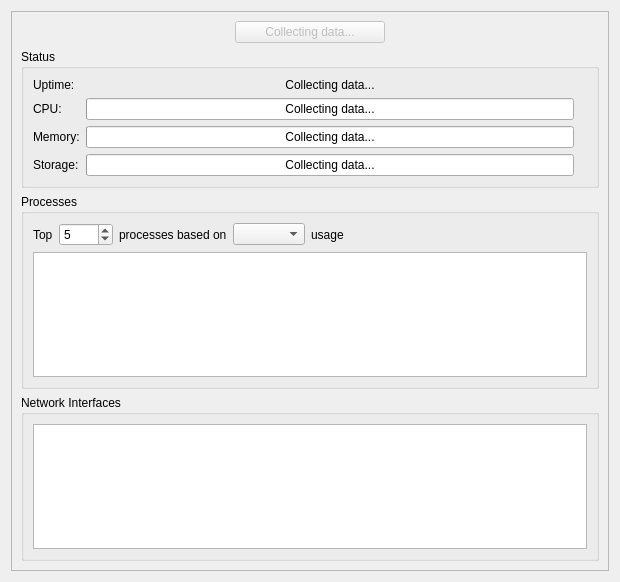
This is src/brickv/plugin_system/plugins/red/ui/red_tab_overview.ui in Tinkerforge/brickv as Qt 5 draws it before an edit. The edited form follows.
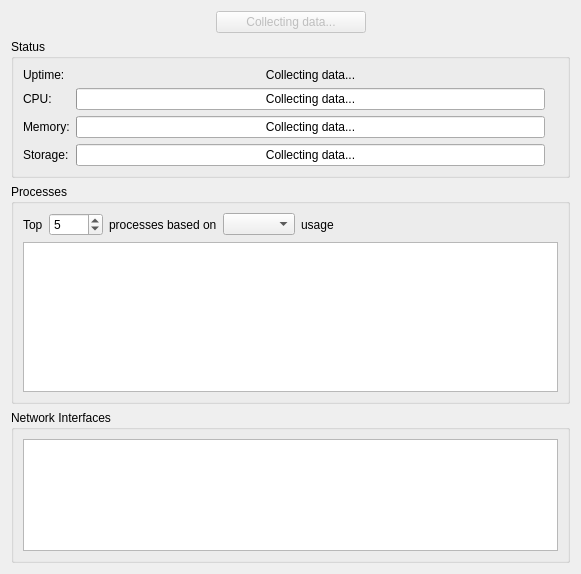
This is the edited form.

Commit message: red-brick: Remove useless frame from overview tab

Patch:
```diff
--- a/src/brickv/plugin_system/plugins/red/ui/red_tab_overview.ui
+++ b/src/brickv/plugin_system/plugins/red/ui/red_tab_overview.ui
@@ -6,8 +6,8 @@
    <rect>
     <x>0</x>
     <y>0</y>
-    <width>620</width>
-    <height>582</height>
+    <width>581</width>
+    <height>574</height>
    </rect>
   </property>
   <property name="windowTitle">
@@ -15,181 +15,8 @@
   </property>
   <layout class="QVBoxLayout" name="verticalLayout_2">
    <item>
-    <widget class="QFrame" name="frame_overview">
-     <property name="frameShape">
-      <enum>QFrame::StyledPanel</enum>
-     </property>
-     <property name="frameShadow">
-      <enum>QFrame::Raised</enum>
-     </property>
-     <layout class="QVBoxLayout" name="verticalLayout_5">
-      <item>
-       <layout class="QHBoxLayout" name="horizontalLayout">
-        <item>
-         <spacer name="horizontalSpacer_3">
-          <property name="orientation">
-           <enum>Qt::Horizontal</enum>
-          </property>
-          <property name="sizeHint" stdset="0">
-           <size>
-            <width>40</width>
-            <height>20</height>
-           </size>
-          </property>
-         </spacer>
-        </item>
-        <item>
-         <widget class="QPushButton" name="button_refresh">
-          <property name="enabled">
-           <bool>false</bool>
-          </property>
-          <property name="minimumSize">
-           <size>
-            <width>150</width>
-            <height>0</height>
-           </size>
-          </property>
-          <property name="text">
-           <string>Collecting data...</string>
-          </property>
-          <property name="checkable">
-           <bool>false</bool>
-          </property>
-          <property name="checked">
-           <bool>false</bool>
-          </property>
-          <property name="flat">
-           <bool>false</bool>
-          </property>
-         </widget>
-        </item>
-        <item>
-         <spacer name="horizontalSpacer_2">
-          <property name="orientation">
-           <enum>Qt::Horizontal</enum>
-          </property>
-          <property name="sizeHint" stdset="0">
-           <size>
-            <width>40</width>
-            <height>20</height>
-           </size>
-          </property>
-         </spacer>
-        </item>
-       </layout>
-      </item>
-      <item>
-       <widget class="QGroupBox" name="gbox_status">
-        <property name="title">
-         <string>Status</string>
-        </property>
-        <layout class="QVBoxLayout" name="verticalLayout_3">
-         <item>
-          <layout class="QGridLayout" name="gridLayout">
-           <item row="3" column="1">
-            <widget class="QProgressBar" name="pbar_storage">
-             <property name="value">
-              <number>0</number>
-             </property>
-             <property name="alignment">
-              <set>Qt::AlignCenter</set>
-             </property>
-             <property name="format">
-              <string>Collecting data...</string>
-             </property>
-            </widget>
-           </item>
-           <item row="0" column="1">
-            <widget class="QLabel" name="label_uptime_value">
-             <property name="text">
-              <string>Collecting data...</string>
-             </property>
-             <property name="alignment">
-              <set>Qt::AlignCenter</set>
-             </property>
-            </widget>
-           </item>
-           <item row="3" column="0">
-            <widget class="QLabel" name="label_storage">
-             <property name="text">
-              <string>Storage:</string>
-             </property>
-            </widget>
-           </item>
-           <item row="0" column="0">
-            <widget class="QLabel" name="label_uptime">
-             <property name="text">
-              <string>Uptime:</string>
-             </property>
-            </widget>
-           </item>
-           <item row="2" column="1">
-            <widget class="QProgressBar" name="pbar_memory">
-             <property name="value">
-              <number>0</number>
-             </property>
-             <property name="alignment">
-              <set>Qt::AlignCenter</set>
-             </property>
-             <property name="format">
-              <string>Collecting data...</string>
-             </property>
-            </widget>
-           </item>
-           <item row="1" column="0">
-            <widget class="QLabel" name="label_cpu">
-             <property name="text">
-              <string>CPU:</string>
-             </property>
-            </widget>
-           </item>
-           <item row="1" column="1">
-            <widget class="QProgressBar" name="pbar_cpu">
-             <property name="value">
-              <number>0</number>
-             </property>
-             <property name="alignment">
-              <set>Qt::AlignCenter</set>
-             </property>
-             <property name="format">
-              <string>Collecting data...</string>
-             </property>
-            </widget>
-           </item>
+    <layout class="QGridLayout" name="gridLayout_2">
            <item row="2" column="0">
-            <widget class="QLabel" name="label_memory">
-             <property name="text">
-              <string>Memory:</string>
-             </property>
-            </widget>
-           </item>
-           <item row="1" column="2">
-            <widget class="QLabel" name="label_pbar_cpu">
-             <property name="text">
-              <string>&lt;cpu&gt;</string>
-             </property>
-            </widget>
-           </item>
-           <item row="2" column="2">
-            <widget class="QLabel" name="label_pbar_memory">
-             <property name="text">
-              <string>&lt;memory&gt;</string>
-             </property>
-            </widget>
-           </item>
-           <item row="3" column="2">
-            <widget class="QLabel" name="label_pbar_storage">
-             <property name="text">
-              <string>&lt;storage&gt;</string>
-             </property>
-            </widget>
-           </item>
-          </layout>
-         </item>
-        </layout>
-       </widget>
-      </item>
-      <item>
        <widget class="QGroupBox" name="gbox_process">
         <property name="title">
          <string>Processes</string>
@@ -255,12 +82,18 @@
              <property name="minimumSize">
               <size>
                <width>0</width>
-               <height>120</height>
+              <height>150</height>
               </size>
              </property>
              <property name="editTriggers">
               <set>QAbstractItemView::NoEditTriggers</set>
              </property>
+            <property name="alternatingRowColors">
+             <bool>true</bool>
+            </property>
+            <property name="selectionMode">
+             <enum>QAbstractItemView::NoSelection</enum>
+            </property>
              <property name="rootIsDecorated">
               <bool>false</bool>
              </property>
@@ -274,7 +107,7 @@
         </layout>
        </widget>
       </item>
-      <item>
+     <item row="3" column="0">
        <widget class="QGroupBox" name="gbox_network">
         <property name="title">
          <string>Network Interfaces</string>
@@ -287,12 +120,18 @@
              <property name="minimumSize">
               <size>
                <width>0</width>
-               <height>120</height>
+              <height>100</height>
               </size>
              </property>
              <property name="editTriggers">
               <set>QAbstractItemView::NoEditTriggers</set>
              </property>
+            <property name="alternatingRowColors">
+             <bool>true</bool>
+            </property>
+            <property name="selectionMode">
+             <enum>QAbstractItemView::NoSelection</enum>
+            </property>
              <property name="rootIsDecorated">
               <bool>false</bool>
              </property>
@@ -306,10 +145,175 @@
         </layout>
        </widget>
       </item>
-     </layout>
-    </widget>
-   </item>
-  </layout>
+     <item row="1" column="0">
+      <widget class="QGroupBox" name="gbox_status">
+       <property name="title">
+        <string>Status</string>
+       </property>
+       <layout class="QVBoxLayout" name="verticalLayout_3">
+        <item>
+         <layout class="QGridLayout" name="gridLayout">
+          <item row="3" column="1">
+           <widget class="QProgressBar" name="pbar_storage">
+            <property name="value">
+             <number>0</number>
+            </property>
+            <property name="alignment">
+             <set>Qt::AlignCenter</set>
+            </property>
+            <property name="format">
+             <string>Collecting data...</string>
+            </property>
+           </widget>
+          </item>
+          <item row="0" column="1">
+           <widget class="QLabel" name="label_uptime_value">
+            <property name="text">
+             <string>Collecting data...</string>
+            </property>
+            <property name="alignment">
+             <set>Qt::AlignCenter</set>
+            </property>
+           </widget>
+          </item>
+          <item row="3" column="0">
+           <widget class="QLabel" name="label_storage">
+            <property name="text">
+             <string>Storage:</string>
+            </property>
+           </widget>
+          </item>
+          <item row="0" column="0">
+           <widget class="QLabel" name="label_uptime">
+            <property name="text">
+             <string>Uptime:</string>
+            </property>
+           </widget>
+          </item>
+          <item row="2" column="1">
+           <widget class="QProgressBar" name="pbar_memory">
+            <property name="value">
+             <number>0</number>
+            </property>
+            <property name="alignment">
+             <set>Qt::AlignCenter</set>
+            </property>
+            <property name="format">
+             <string>Collecting data...</string>
+            </property>
+           </widget>
+          </item>
+          <item row="1" column="0">
+           <widget class="QLabel" name="label_cpu">
+            <property name="text">
+             <string>CPU:</string>
+            </property>
+           </widget>
+          </item>
+          <item row="1" column="1">
+           <widget class="QProgressBar" name="pbar_cpu">
+            <property name="value">
+             <number>0</number>
+            </property>
+            <property name="alignment">
+             <set>Qt::AlignCenter</set>
+            </property>
+            <property name="format">
+             <string>Collecting data...</string>
+            </property>
+           </widget>
+          </item>
+          <item row="2" column="0">
+           <widget class="QLabel" name="label_memory">
+            <property name="text">
+             <string>Memory:</string>
+            </property>
+           </widget>
+          </item>
+          <item row="1" column="2">
+           <widget class="QLabel" name="label_pbar_cpu">
+            <property name="text">
+             <string>&lt;cpu&gt;</string>
+            </property>
+           </widget>
+          </item>
+          <item row="2" column="2">
+           <widget class="QLabel" name="label_pbar_memory">
+            <property name="text">
+             <string>&lt;memory&gt;</string>
+            </property>
+           </widget>
+          </item>
+          <item row="3" column="2">
+           <widget class="QLabel" name="label_pbar_storage">
+            <property name="text">
+             <string>&lt;storage&gt;</string>
+            </property>
+           </widget>
+          </item>
+         </layout>
+        </item>
+       </layout>
+      </widget>
+     </item>
+     <item row="0" column="0">
+      <layout class="QHBoxLayout" name="horizontalLayout">
+       <item>
+        <spacer name="horizontalSpacer_2">
+         <property name="orientation">
+          <enum>Qt::Horizontal</enum>
+         </property>
+         <property name="sizeHint" stdset="0">
+          <size>
+           <width>40</width>
+           <height>20</height>
+          </size>
+         </property>
+        </spacer>
+       </item>
+       <item>
+        <widget class="QPushButton" name="button_refresh">
+         <property name="enabled">
+          <bool>false</bool>
+         </property>
+         <property name="minimumSize">
+          <size>
+           <width>150</width>
+           <height>0</height>
+          </size>
+         </property>
+         <property name="text">
+          <string>Collecting data...</string>
+         </property>
+         <property name="checkable">
+          <bool>false</bool>
+         </property>
+         <property name="checked">
+          <bool>false</bool>
+         </property>
+         <property name="flat">
+          <bool>false</bool>
+         </property>
+        </widget>
+       </item>
+       <item>
+        <spacer name="horizontalSpacer_3">
+         <property name="orientation">
+          <enum>Qt::Horizontal</enum>
+         </property>
+         <property name="sizeHint" stdset="0">
+          <size>
+           <width>40</width>
+           <height>20</height>
+          </size>
+         </property>
+        </spacer>
+       </item>
+      </layout>
+     </item>
+    </layout>
+   </item>
+  </layout>
  </widget>
  <resources/>
  <connections/>
```
Left out of the diff: 7 changed lines with no effect on the pictures. Lines whose indentation alone changed are shown as unchanged.
